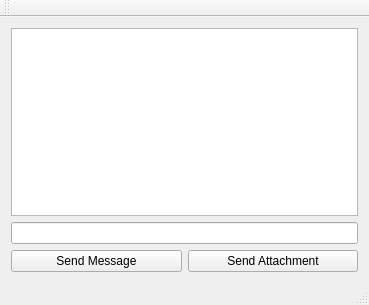
Qt form qt/FZ3TCPClient/mainwindow.ui (HosseinBeheshti/FZ3) before a commit.
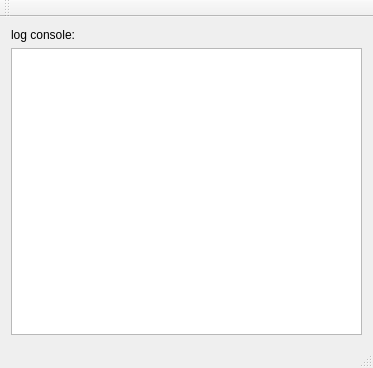
The same form after that commit.

Patch:
```diff
--- a/qt/FZ3TCPClient/mainwindow.ui
+++ b/qt/FZ3TCPClient/mainwindow.ui
@@ -6,8 +6,8 @@
    <rect>
     <x>0</x>
     <y>0</y>
-    <width>369</width>
-    <height>305</height>
+    <width>373</width>
+    <height>368</height>
    </rect>
   </property>
   <property name="windowTitle">
@@ -18,49 +18,22 @@
   </property>
   <widget class="QWidget" name="centralWidget">
    <layout class="QGridLayout" name="gridLayout_2">
-    <item row="0" column="0">
+    <item row="1" column="0">
      <widget class="QTextBrowser" name="textBrowser_receivedMessages">
       <property name="styleSheet">
        <string notr="true"/>
       </property>
      </widget>
     </item>
-    <item row="1" column="0">
-     <layout class="QGridLayout" name="gridLayout">
-      <item row="1" column="0">
-       <widget class="QPushButton" name="pushButton_sendMessage">
-        <property name="styleSheet">
-         <string notr="true"/>
-        </property>
-        <property name="text">
-         <string>Send Message</string>
-        </property>
-       </widget>
-      </item>
-      <item row="1" column="1">
-       <widget class="QPushButton" name="pushButton_sendAttachment">
-        <property name="styleSheet">
-         <string notr="true"/>
-        </property>
-        <property name="text">
-         <string>Send Attachment</string>
-        </property>
-       </widget>
-      </item>
-      <item row="0" column="0" colspan="2">
-       <widget class="QLineEdit" name="lineEdit_message">
-        <property name="sizePolicy">
-         <sizepolicy hsizetype="Expanding" vsizetype="Fixed">
-          <horstretch>0</horstretch>
-          <verstretch>0</verstretch>
-         </sizepolicy>
-        </property>
-        <property name="styleSheet">
-         <string notr="true"/>
-        </property>
-       </widget>
-      </item>
-     </layout>
+    <item row="2" column="0">
+     <layout class="QGridLayout" name="gridLayout"/>
+    </item>
+    <item row="0" column="0">
+     <widget class="QLabel" name="label">
+      <property name="text">
+       <string>log console:</string>
+      </property>
+     </widget>
     </item>
    </layout>
   </widget>
```
Left out of the diff: 4 changed lines with no effect on the pictures.
